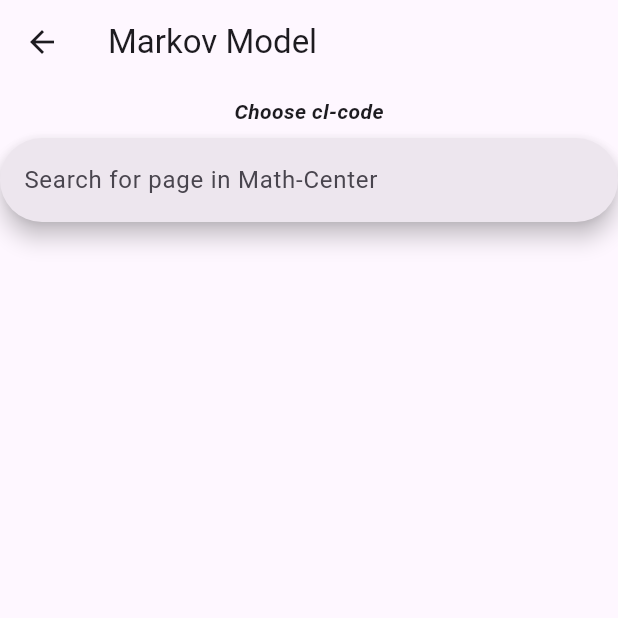
After one commit to nivdavidian/MathCenterRecommendationEngine, a Flutter app: the ChooseAlg screen opened directly, after a tap on "Markov Model", on a phone screen of 412 x 824 dp, the top half of it. The commit adds this screen. Run offline on Flutter 3.47's test engine with Material 3 defaults, Android fonts, the phone set to English and light mode, and no system bars; network calls fail.

Commit message:
1. changing file names. 2. adding markov page not finished yet (not showing results)

```diff
--- a/recui/lib/ChooseAlg.dart
+++ b/recui/lib/choose_alg.dart
@@ -1,6 +1,6 @@
 import 'package:flutter/material.dart';
-import 'package:recui/HomePage.dart';
-import 'package:recui/UserSimilarityPage.dart';
+import 'package:recui/user_similarity_page.dart';
+import 'package:recui/markov_page.dart';
 import 'package:recui/most_popular_page.dart';
 
 class ChooseAlg extends StatelessWidget {
@@ -44,6 +44,21 @@ class ChooseAlg extends StatelessWidget {
             },
             child: const Text('Most Popular'),
           ),
+          TextButton(
+            style: ButtonStyle(
+              shape: MaterialStateProperty.all<RoundedRectangleBorder>(
+                RoundedRectangleBorder(
+                  borderRadius: BorderRadius.circular(20),
+                ),
+              ),
+              foregroundColor: MaterialStateProperty.all<Color>(Colors.pink),
+            ),
+            onPressed: () {
+              Navigator.push(context,
+                  MaterialPageRoute(builder: (context) => const MarkovPage()));
+            },
+            child: const Text('Markov Model'),
+          ),
         ]),
       ),
     );
--- a/recui/lib/main.dart
+++ b/recui/lib/main.dart
@@ -1,5 +1,5 @@
 import 'package:flutter/material.dart';
-import 'package:recui/loginPage.dart';
+import 'package:recui/login_page.dart';
 
 void main() {
   runApp(const MyApp());
--- /dev/null
+++ b/recui/lib/markov_page.dart
@@ -0,0 +1,153 @@
+import 'dart:convert';
+import 'dart:developer';
+
+import 'package:flutter/material.dart';
+import 'package:http/http.dart' as http;
+import 'package:recui/json_classess.dart';
+import 'package:recui/user_similarity_page.dart';
+
+class MarkovPage extends StatefulWidget {
+  const MarkovPage({super.key});
+
+  @override
+  State<MarkovPage> createState() => _MarkovPageState();
+}
+
+class _MarkovPageState extends State<MarkovPage> {
+  var isLoading = false;
+
+  var clCodes = List<String>.empty(growable: true);
+
+  var pages = List<MathCenterPage>.empty(growable: true);
+
+  var selectedClCode = '';
+
+  @override
+  void initState() {
+    super.initState();
+    getClCodes();
+  }
+
+  @override
+  Widget build(BuildContext context) {
+    return Scaffold(
+      appBar: AppBar(
+        title: const Text('Markov Model'),
+      ),
+      body: Column(
+        children: [
+          SingleChildScrollView(
+            scrollDirection: Axis.horizontal,
+            child: Row(
+              mainAxisAlignment: MainAxisAlignment.spaceBetween,
+              children: [
+                const Padding(
+                  padding: EdgeInsets.all(8.0),
+                  child: Text(
+                    'Choose cl-code',
+                    style: TextStyle(
+                      fontStyle: FontStyle.italic,
+                      fontWeight: FontWeight.bold,
+                      fontSize: 14.0,
+                    ),
+                  ),
+                ),
+                ...List.generate(
+                  clCodes.length,
+                  (index) => Padding(
+                    padding: const EdgeInsets.all(8.0),
+                    child: ChoiceChip.elevated(
+                      label: Text(
+                        clCodes[index],
+                        style: const TextStyle(fontSize: 12.0),
+                      ),
+                      selected: clCodes[index] == selectedClCode,
+                      onSelected: (value) {
+                        setState(() {
+                          selectedClCode = clCodes[index];
+                        });
+                      },
+                    ),
+                  ),
+                ),
+              ],
+            ),
+          ),
+          SearchBar(
+            hintText: 'Search for page in Math-Center',
+            onSubmitted: (value) {
+              var splitCl = selectedClCode.split("-");
+              var cCode = splitCl[0], lCode = splitCl[1];
+              searchPage(value, cCode, lCode);
+            },
+          ),
+          const SizedBox(
+            height: 10,
+          ),
+          isLoading
+              ? const CircularProgressIndicator()
+              : Expanded(
+                  child: ListView(
+                    cacheExtent: 10,
+                    addAutomaticKeepAlives: false,
+                    children: List.generate(
+                        pages.length,
+                        (index) => ListTile(
+                              title: Text(pages[index].name),
+                              subtitle: Text(pages[index].uid),
+                              onTap: () {},
+                              onLongPress: () {
+                                showModalBottomSheet(
+                                    context: context,
+                                    builder: (context) {
+                                      return PageSheetInfo(page: pages[index]);
+                                    });
+                              },
+                            )),
+                  ),
+                ),
+        ],
+      ),
+    );
+  }
+
+  Future<void> searchPage(
+      String searchString, String cCode, String lCode) async {
+    setState(() {
+      isLoading = true;
+    });
+    var url = Uri.parse(
+        'http://127.0.0.1:5000/api/getpages?term=$searchString&cCode=$cCode&lCode=$lCode');
+    var response = await http.get(url);
+    if (response.statusCode == 200) {
+      // If the server returns a 200 OK response, then parse the JSON.
+      List<dynamic> data = json.decode(response.body);
+      // print(data);
+      setState(() {
+        isLoading = false;
+        pages = data.map((e) => MathCenterPage.fromJson(e)).toList();
+      });
+    } else {
+      // If the server did not return a 200 OK response,
+      // then throw an exception.
+      log("${response.statusCode}");
+    }
+  }
+
+  void getClCodes() async {
+    var url = Uri.parse('http://127.0.0.1:5000/api/getclcodes');
+    var response = await http.get(url);
+    if (response.statusCode == 200) {
+      // If the server returns a 200 OK response, then parse the JSON.
+      List<dynamic> data = json.decode(response.body);
+      setState(() {
+        clCodes = data.map<String>((e) => e).toList();
+        clCodes.sort();
+      });
+    } else {
+      // If the server did not return a 200 OK response,
+      // then throw an exception.
+      log("${response.statusCode}");
+    }
+  }
+}
--- a/recui/lib/most_popular_page.dart
+++ b/recui/lib/most_popular_page.dart
@@ -2,7 +2,7 @@ import 'dart:convert';
 
 import 'package:flutter/material.dart';
 import 'package:http/http.dart' as http;
-import 'package:recui/UserSimilarityPage.dart';
+import 'package:recui/user_similarity_page.dart';
 
 import 'dart:developer';
 
--- a/recui/lib/UserSimilarityPage.dart
+++ b/recui/lib/user_similarity_page.dart
@@ -270,9 +270,7 @@ class _PageTileState extends State<PageTile> {
                 borderRadius: BorderRadius.circular(7.0),
               ),
               // tileColor: Colors.amber,
-              onTap: () {
-                print(2);
-              },
+              onTap: () {},
             ),
           ),
         ),
```
Also changed, not shown: recui/lib/HomePage.dart (deleted, +0 -227 lines), recui/lib/RecommendationPage.dart (deleted, +0 -87 lines), recui/lib/login_page.dart (renamed from recui/lib/loginPage.dart, +9 -11 lines).
